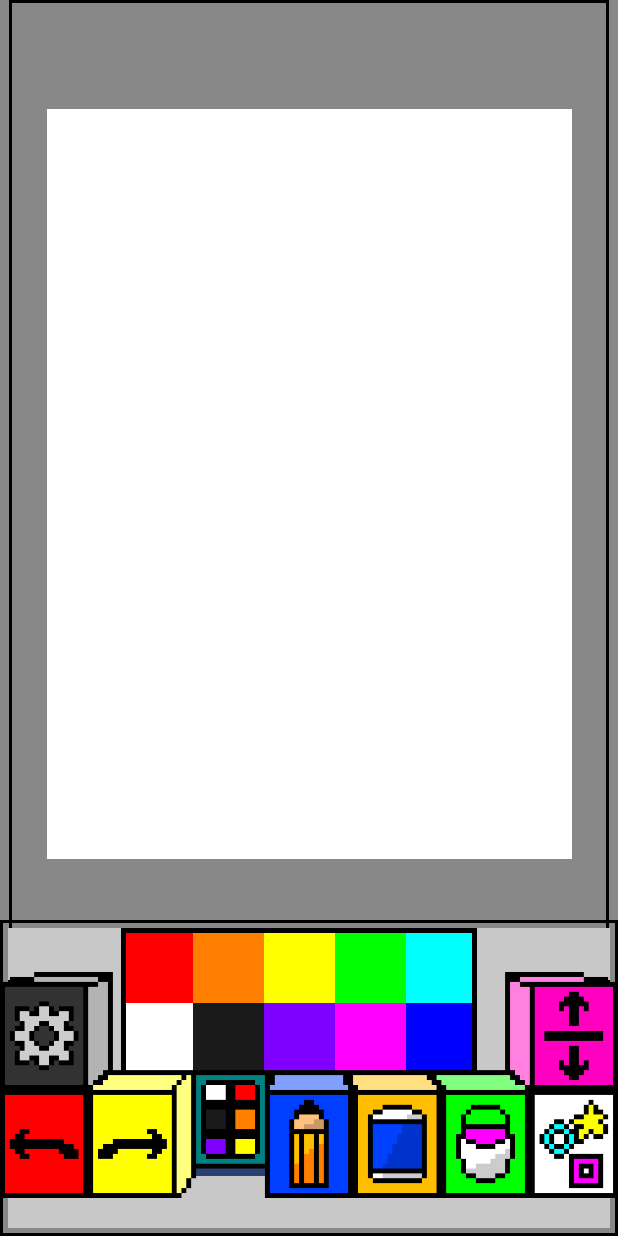
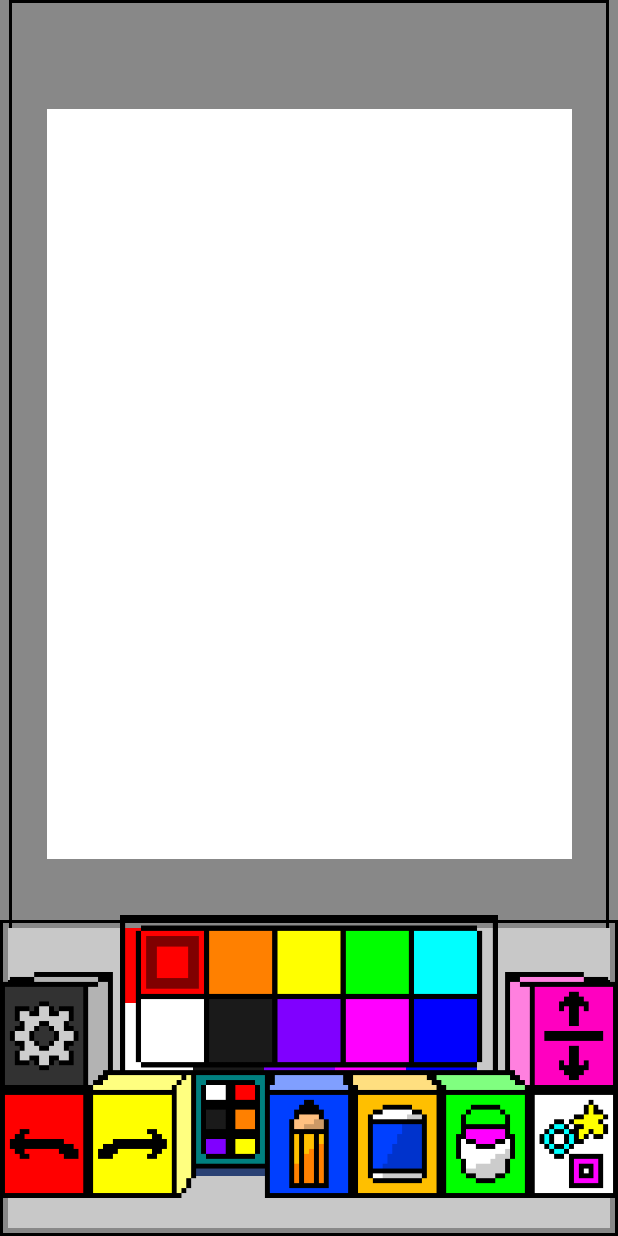
Before and after one commit to Comp350MSPaint/MS_Paint, an Android app built with Jetpack Compose: the screen it shows after launch (MainActivity), on a phone screen of 412 x 824 dp. Run offline under Robolectric (Android 15) with nearby library versions, the phone set to English and light mode, and no system bars.

Commit message:
implemented palette color selection marker

```diff
--- a/app/src/main/java/com/example/mspaint/mainui/mainScreen.kt
+++ b/app/src/main/java/com/example/mspaint/mainui/mainScreen.kt
@@ -1,6 +1,7 @@
 package com.example.mspaint.mainui
 
 import androidx.compose.foundation.Canvas
+import androidx.compose.foundation.Image
 import androidx.compose.foundation.background
 import androidx.compose.foundation.border
 import androidx.compose.foundation.gestures.detectDragGestures
@@ -31,14 +32,17 @@ import androidx.compose.ui.graphics.Path
 import androidx.compose.ui.graphics.RectangleShape
 import androidx.compose.ui.graphics.drawscope.Stroke
 import androidx.compose.ui.input.pointer.pointerInput
+import androidx.compose.ui.res.painterResource
 import androidx.compose.ui.tooling.preview.Preview
 import androidx.compose.ui.unit.dp
+import com.example.mspaint.R
 import com.example.mspaint.canvasObjectData.PathProperties
 import com.example.mspaint.canvasObjectData.hue
 import com.example.mspaint.canvasObjectData.pencilWidth
 import com.example.mspaint.ui.theme.PureBlack
 
 var toolbarState by mutableStateOf(0)
+var paletteState by mutableStateOf(0)
 @Composable
 fun MainScreen() {
     // list of lines
@@ -257,7 +261,18 @@ fun MainScreen() {
 
         }
     }
-
+    Box (
+        modifier = Modifier
+            .fillMaxSize()
+    ) {
+        PaletteImages(
+           modifier = Modifier
+                .padding(80.dp)
+                .padding(bottom = 25.dp)
+                .align(Alignment.BottomCenter),
+            paletteState
+        )
+    }
     if (!hide) {
         Box(
             modifier = Modifier
--- a/app/src/main/java/com/example/mspaint/mainui/palette.kt
+++ b/app/src/main/java/com/example/mspaint/mainui/palette.kt
@@ -6,6 +6,7 @@ import androidx.compose.foundation.layout.Box
 import androidx.compose.foundation.layout.Column
 import androidx.compose.foundation.layout.Row
 import androidx.compose.foundation.layout.height
+import androidx.compose.foundation.layout.padding
 import androidx.compose.foundation.layout.size
 import androidx.compose.foundation.layout.width
 import androidx.compose.material3.Button
@@ -14,6 +15,7 @@ import androidx.compose.runtime.Composable
 import androidx.compose.ui.Modifier
 import androidx.compose.ui.graphics.Color
 import androidx.compose.ui.graphics.RectangleShape
+import androidx.compose.ui.tooling.preview.Preview
 import androidx.compose.ui.unit.dp
 import com.example.mspaint.canvasObjectData.hue
 import com.example.mspaint.tools.pencil
@@ -34,11 +36,11 @@ fun PalletFunc (
 
 ) {
     Column(
-        modifier = Modifier.background(Color.Black)
+        modifier = Modifier
+            .background(Color.Black)
             .height(100.dp)
             .width(237.dp)
             .background(Color.Black)
-            .border(width = 3.dp, color = Color.Black)
     ){
         Row(
             modifier = Modifier
@@ -49,7 +51,7 @@ fun PalletFunc (
                 modifier = Modifier
             ) {
                 Button(
-                    onClick = { hue = Red; restoreToHue = hue },
+                    onClick = { hue = Red; restoreToHue = hue; paletteState=0 },
                     shape = RectangleShape,
                     colors = ButtonDefaults.buttonColors(Red),
                     modifier = Modifier
@@ -63,7 +65,7 @@ fun PalletFunc (
                 modifier = Modifier
             ) {
                 Button(
-                    onClick = { hue = Orange; restoreToHue = hue},
+                    onClick = { hue = Orange; restoreToHue = hue; paletteState = 1},
                     shape = RectangleShape,
                     colors = ButtonDefaults.buttonColors(Orange),
                     modifier = Modifier
@@ -77,7 +79,7 @@ fun PalletFunc (
                 modifier = Modifier
             ) {
                 Button(
-                    onClick = { hue = Yellow; restoreToHue = hue },
+                    onClick = { hue = Yellow; restoreToHue = hue; paletteState = 2},
                     shape = RectangleShape,
                     colors = ButtonDefaults.buttonColors(Yellow),
                     modifier = Modifier
@@ -91,7 +93,7 @@ fun PalletFunc (
                 modifier = Modifier
             ) {
                 Button(
-                    onClick = { hue = Green; restoreToHue = hue },
+                    onClick = { hue = Green; restoreToHue = hue; paletteState = 3},
                     shape = RectangleShape,
                     colors = ButtonDefaults.buttonColors(Green),
                     modifier = Modifier
@@ -105,7 +107,7 @@ fun PalletFunc (
                 modifier = Modifier
             ) {
                 Button(
-                    onClick = { hue = Aqua; restoreToHue = hue },
+                    onClick = { hue = Aqua; restoreToHue = hue; paletteState=4 },
                     shape = RectangleShape,
                     colors = ButtonDefaults.buttonColors(Aqua),
                     modifier = Modifier
@@ -125,7 +127,7 @@ fun PalletFunc (
                 modifier = Modifier
             ) {
                 Button(
-                    onClick = { hue = White; restoreToHue = hue },
+                    onClick = { hue = White; restoreToHue = hue; paletteState=5 },
                     shape = RectangleShape,
                     colors = ButtonDefaults.buttonColors(White),
                     modifier = Modifier
@@ -139,7 +141,7 @@ fun PalletFunc (
                 modifier = Modifier
             ) {
                 Button(
-                    onClick = { hue = Black; restoreToHue = hue },
+                    onClick = { hue = Black; restoreToHue = hue; paletteState=6 },
                     shape = RectangleShape,
                     colors = ButtonDefaults.buttonColors(Black),
                     modifier = Modifier
@@ -153,7 +155,7 @@ fun PalletFunc (
                 modifier = Modifier
             ) {
                 Button(
-                    onClick = { hue = Purple; restoreToHue = hue },
+                    onClick = { hue = Purple; restoreToHue = hue; paletteState=7 },
                     shape = RectangleShape,
                     colors = ButtonDefaults.buttonColors(Purple),
                     modifier = Modifier
@@ -167,7 +169,7 @@ fun PalletFunc (
                 modifier = Modifier
             ) {
                 Button(
-                    onClick = { hue = Magenta; restoreToHue = hue },
+                    onClick = { hue = Magenta; restoreToHue = hue; paletteState=8 },
                     shape = RectangleShape,
                     colors = ButtonDefaults.buttonColors(Magenta),
                     modifier = Modifier
@@ -181,7 +183,7 @@ fun PalletFunc (
                 modifier = Modifier
             ) {
                 Button(
-                    onClick = { hue = Blue; restoreToHue = hue },
+                    onClick = { hue = Blue; restoreToHue = hue; paletteState=9 },
                     shape = RectangleShape,
                     colors = ButtonDefaults.buttonColors(Blue),
                     modifier = Modifier
@@ -195,3 +197,9 @@ fun PalletFunc (
         }
     }
 }
+
+@Preview
+@Composable
+fun PalettePreview() {
+    MainScreen()
+}
```
Also changed, not shown: app/src/main/java/com/example/mspaint/mainui/colorSelectionImages.kt (added, +66 -0 lines).
